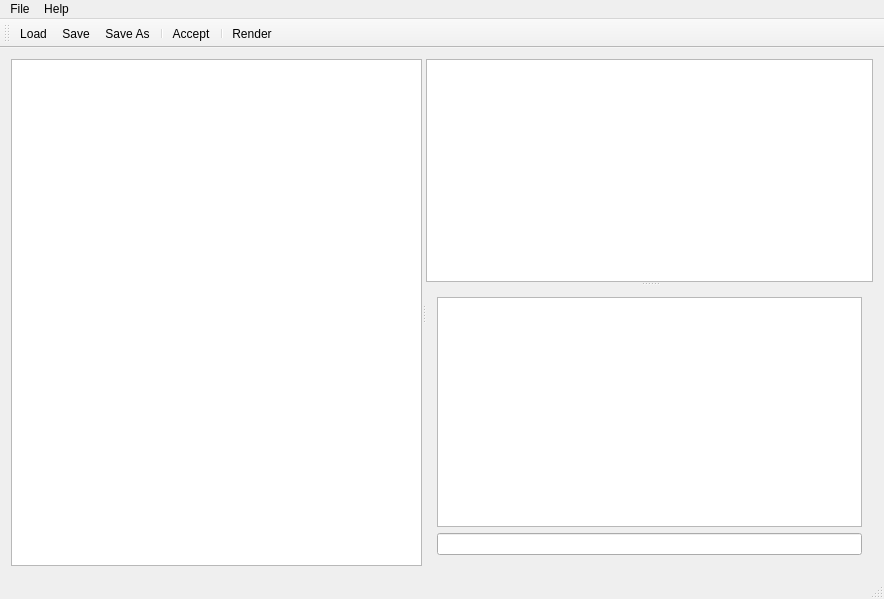
Above: app/mainwindow.ui from pgregory/giselle before the change. Below: the same form after it.
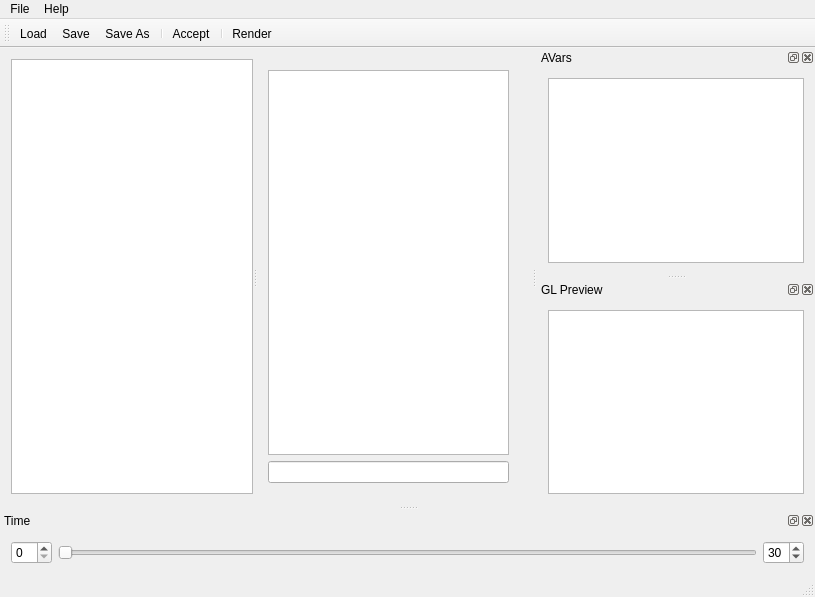
That is the form after the change. Custom widgets are drawn as their Qt base class.

Commit message:
Adapt the main UI to have dockable windows.
 * The Avar table, GL view and time controls are
   now in dockable windows, allowing more control
   over layout and placement by the user.

The edit to the form file:
```diff
--- a/app/mainwindow.ui
+++ b/app/mainwindow.ui
@@ -6,8 +6,8 @@
    <rect>
     <x>0</x>
     <y>0</y>
-    <width>884</width>
-    <height>599</height>
+    <width>815</width>
+    <height>597</height>
    </rect>
   </property>
   <property name="windowTitle">
@@ -28,33 +28,6 @@
         <bool>true</bool>
        </property>
       </widget>
-      <widget class="QSplitter" name="splitter">
-       <property name="orientation">
-        <enum>Qt::Vertical</enum>
-       </property>
-       <widget class="QTableView" name="avarTableView">
-        <property name="editTriggers">
-         <set>QAbstractItemView::CurrentChanged</set>
-        </property>
-        <property name="alternatingRowColors">
-         <bool>true</bool>
-        </property>
-        <property name="selectionMode">
-         <enum>QAbstractItemView::SingleSelection</enum>
-        </property>
-        <attribute name="horizontalHeaderDefaultSectionSize">
-         <number>30</number>
-        </attribute>
-        <attribute name="horizontalHeaderStretchLastSection">
-         <bool>false</bool>
-        </attribute>
-        <attribute name="verticalHeaderVisible">
-         <bool>false</bool>
-        </attribute>
-        <attribute name="verticalHeaderDefaultSectionSize">
-         <number>18</number>
-        </attribute>
-       </widget>
        <widget class="QWidget" name="layoutWidget">
         <layout class="QVBoxLayout" name="verticalLayout">
          <item>
@@ -83,17 +56,19 @@
         </layout>
        </widget>
       </widget>
-     </widget>
     </item>
    </layout>
+   <zorder>splitterEditTree</zorder>
+   <zorder>mainEditor</zorder>
+   <zorder>splitterEditTree</zorder>
   </widget>
   <widget class="QMenuBar" name="menuBar">
    <property name="geometry">
     <rect>
      <x>0</x>
      <y>0</y>
-     <width>884</width>
-     <height>25</height>
+     <width>815</width>
+     <height>21</height>
     </rect>
    </property>
    <widget class="QMenu" name="menuFile">
@@ -131,6 +106,133 @@
    <addaction name="actionRender"/>
   </widget>
   <widget class="QStatusBar" name="statusBar"/>
+  <widget class="QDockWidget" name="avarDock">
+   <property name="sizePolicy">
+    <sizepolicy hsizetype="Expanding" vsizetype="Expanding">
+     <horstretch>0</horstretch>
+     <verstretch>0</verstretch>
+    </sizepolicy>
+   </property>
+   <property name="windowTitle">
+    <string>AVars</string>
+   </property>
+   <attribute name="dockWidgetArea">
+    <number>2</number>
+   </attribute>
+   <widget class="QWidget" name="dockWidgetContents">
+    <layout class="QHBoxLayout" name="horizontalLayout_2">
+     <item>
+      <widget class="QTableView" name="avarTableView">
+       <property name="sizePolicy">
+        <sizepolicy hsizetype="Preferred" vsizetype="Preferred">
+         <horstretch>0</horstretch>
+         <verstretch>0</verstretch>
+        </sizepolicy>
+       </property>
+       <property name="editTriggers">
+        <set>QAbstractItemView::CurrentChanged</set>
+       </property>
+       <property name="alternatingRowColors">
+        <bool>true</bool>
+       </property>
+       <property name="selectionMode">
+        <enum>QAbstractItemView::SingleSelection</enum>
+       </property>
+       <attribute name="horizontalHeaderDefaultSectionSize">
+        <number>30</number>
+       </attribute>
+       <attribute name="horizontalHeaderStretchLastSection">
+        <bool>false</bool>
+       </attribute>
+       <attribute name="verticalHeaderVisible">
+        <bool>false</bool>
+       </attribute>
+       <attribute name="verticalHeaderDefaultSectionSize">
+        <number>18</number>
+       </attribute>
+      </widget>
+     </item>
+    </layout>
+   </widget>
+  </widget>
+  <widget class="QDockWidget" name="glDock">
+   <property name="sizePolicy">
+    <sizepolicy hsizetype="Preferred" vsizetype="Preferred">
+     <horstretch>0</horstretch>
+     <verstretch>0</verstretch>
+    </sizepolicy>
+   </property>
+   <property name="baseSize">
+    <size>
+     <width>0</width>
+     <height>0</height>
+    </size>
+   </property>
+   <property name="windowTitle">
+    <string>GL Preview</string>
+   </property>
+   <attribute name="dockWidgetArea">
+    <number>2</number>
+   </attribute>
+   <widget class="QWidget" name="dockWidgetContents_2">
+    <layout class="QHBoxLayout" name="horizontalLayout_3">
+     <item>
+      <widget class="OpenGLWidget" name="graphicsView">
+       <property name="sizePolicy">
+        <sizepolicy hsizetype="Expanding" vsizetype="Expanding">
+         <horstretch>0</horstretch>
+         <verstretch>0</verstretch>
+        </sizepolicy>
+       </property>
+       <property name="minimumSize">
+        <size>
+         <width>100</width>
+         <height>100</height>
+        </size>
+       </property>
+       <property name="baseSize">
+        <size>
+         <width>320</width>
+         <height>240</height>
+        </size>
+       </property>
+      </widget>
+     </item>
+    </layout>
+   </widget>
+  </widget>
+  <widget class="QDockWidget" name="timeDock">
+   <property name="windowTitle">
+    <string>Time</string>
+   </property>
+   <attribute name="dockWidgetArea">
+    <number>8</number>
+   </attribute>
+   <widget class="QWidget" name="dockWidgetContents_3">
+    <layout class="QHBoxLayout" name="horizontalLayout_4">
+     <item>
+      <widget class="QSpinBox" name="timeMin"/>
+     </item>
+     <item>
+      <widget class="QSlider" name="timeSlider">
+       <property name="maximum">
+        <number>30</number>
+       </property>
+       <property name="orientation">
+        <enum>Qt::Horizontal</enum>
+       </property>
+      </widget>
+     </item>
+     <item>
+      <widget class="QSpinBox" name="timeMax">
+       <property name="value">
+        <number>30</number>
+       </property>
+      </widget>
+     </item>
+    </layout>
+   </widget>
+  </widget>
   <action name="actionExit">
    <property name="text">
     <string>Exit</string>
@@ -174,6 +276,13 @@
   </action>
  </widget>
  <layoutdefault spacing="6" margin="11"/>
+ <customwidgets>
+  <customwidget>
+   <class>OpenGLWidget</class>
+   <extends>QGraphicsView</extends>
+   <header>openglwidget.h</header>
+  </customwidget>
+ </customwidgets>
  <resources/>
  <connections/>
 </ui>
```
Lines whose indentation alone changed are shown as unchanged. The commit also changes 3 other files.
